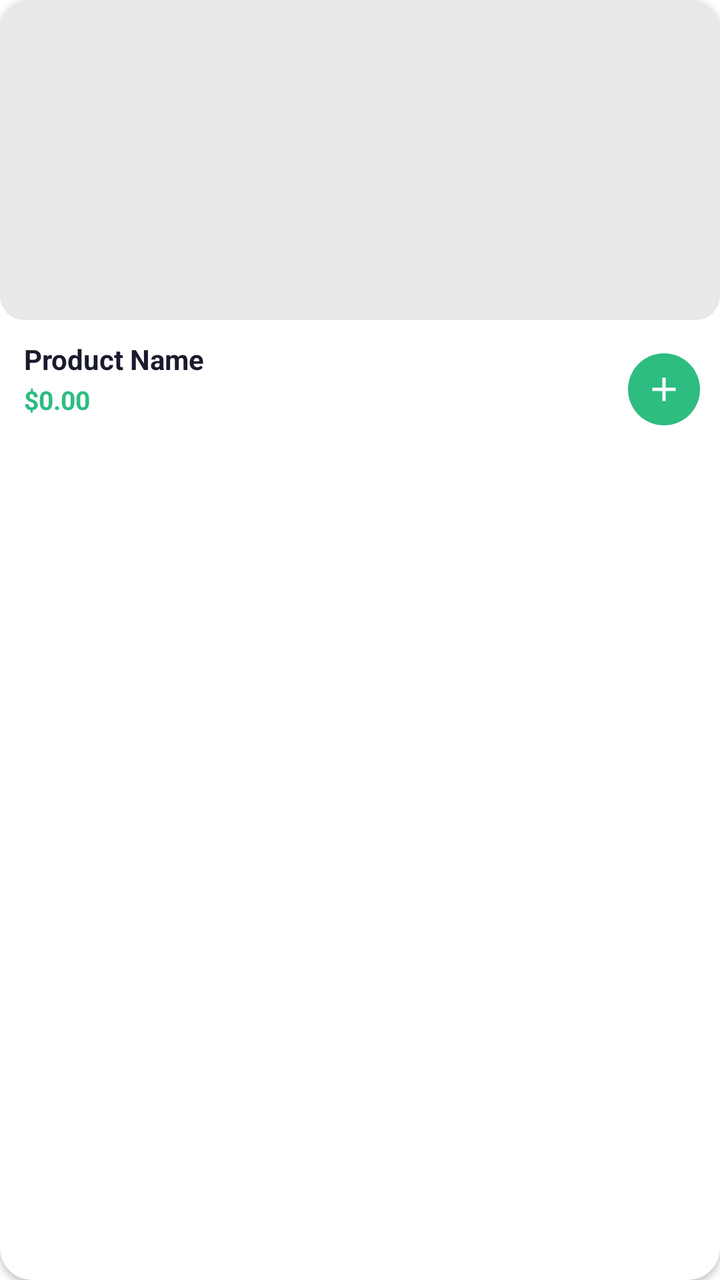
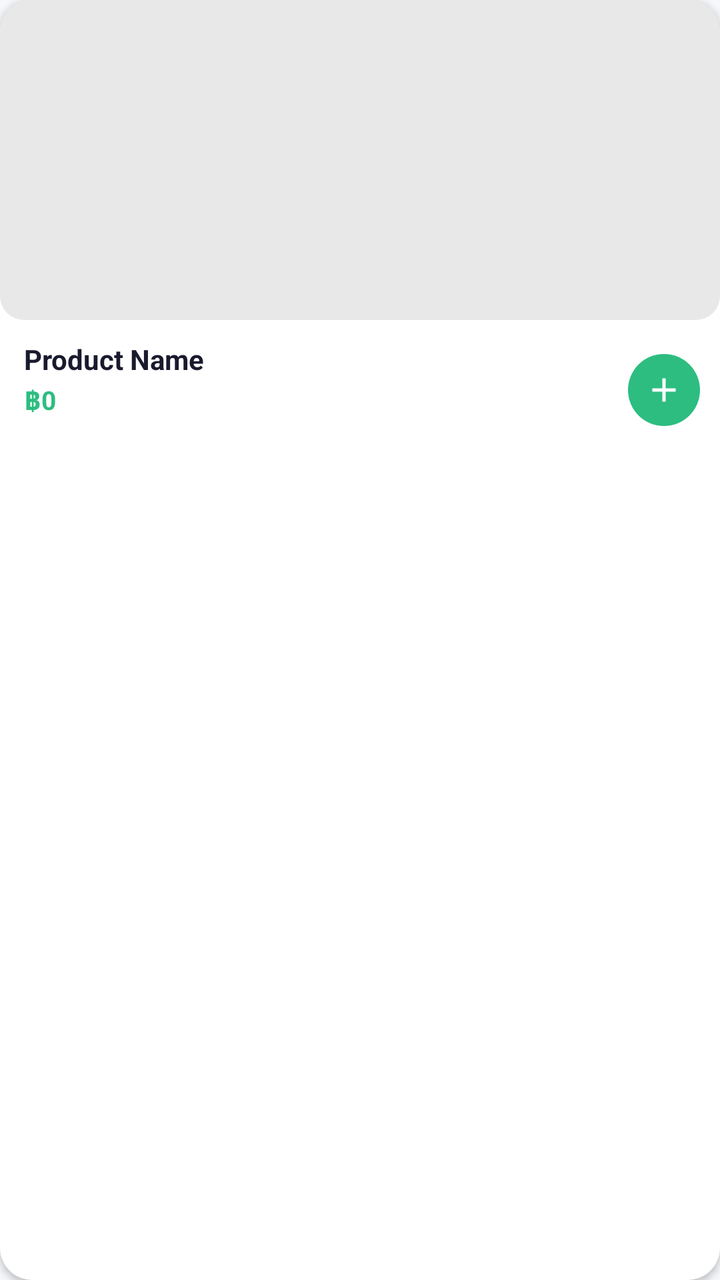

Compare the two renders of this Android layout. The source of the first and the diff that turns it into the second are given below.
<!-- AndroidManifest.xml: application theme Theme.POS -->
<!-- res/layout/item_product.xml -->
<?xml version="1.0" encoding="utf-8"?>
<androidx.cardview.widget.CardView
    xmlns:android="http://schemas.android.com/apk/res/android"
    xmlns:app="http://schemas.android.com/apk/res-auto"
    android:layout_width="match_parent"
    android:layout_height="wrap_content"
    android:layout_margin="6dp"
    app:cardBackgroundColor="@android:color/white"
    app:cardCornerRadius="16dp"
    app:cardElevation="2dp">

    <androidx.constraintlayout.widget.ConstraintLayout
        android:layout_width="match_parent"
        android:layout_height="wrap_content">

        
        <ImageView
            android:id="@+id/ivProduct"
            android:layout_width="0dp"
            android:layout_height="160dp"
            android:scaleType="centerCrop"
            android:background="@drawable/bg_product_placeholder"
            app:layout_constraintTop_toTopOf="parent"
            app:layout_constraintStart_toStartOf="parent"
            app:layout_constraintEnd_toEndOf="parent" />

        
        <TextView
            android:id="@+id/tvProductName"
            android:layout_width="0dp"
            android:layout_height="wrap_content"
            android:layout_marginStart="12dp"
            android:layout_marginEnd="40dp"
            android:layout_marginTop="10dp"
            android:text="Product Name"
            android:textColor="@color/text_title"
            android:textSize="14sp"
            android:textStyle="bold"
            android:maxLines="1"
            android:ellipsize="end"
            app:layout_constraintTop_toBottomOf="@id/ivProduct"
            app:layout_constraintStart_toStartOf="parent"
            app:layout_constraintEnd_toEndOf="parent" />

        <TextView
            android:id="@+id/tvProductPrice"
            android:layout_width="wrap_content"
            android:layout_height="wrap_content"
            android:layout_marginStart="12dp"
            android:layout_marginTop="2dp"
            android:layout_marginBottom="14dp"
            android:text="$0.00"
            android:textColor="@color/green_price"
            android:textSize="13sp"
            android:textStyle="bold"
            app:layout_constraintTop_toBottomOf="@id/tvProductName"
            app:layout_constraintStart_toStartOf="parent"
            app:layout_constraintBottom_toBottomOf="parent" />

        
        <ImageView
            android:id="@+id/btnAdd"
            android:layout_width="36dp"
            android:layout_height="36dp"
            android:layout_marginEnd="10dp"
            android:layout_marginBottom="10dp"
            android:background="@drawable/bg_circle_green"
            android:src="@drawable/ic_add"
            android:padding="8dp"
            android:clickable="true"
            android:focusable="true"
            app:layout_constraintBottom_toBottomOf="parent"
            app:layout_constraintEnd_toEndOf="parent" />

    </androidx.constraintlayout.widget.ConstraintLayout>
</androidx.cardview.widget.CardView>
<!-- resources referenced by this layout -->
<resources>
  <color name="green_price">#2DBD81</color>
  <color name="text_title">#1A1A2E</color>
  <!-- drawable bg_circle_green (drawable) -->
  <?xml version="1.0" encoding="utf-8"?>
  <shape xmlns:android="http://schemas.android.com/apk/res/android"
      android:shape="oval">
      <solid android:color="@color/green_primary" />
  </shape>
  <!-- drawable bg_product_placeholder (drawable) -->
  <?xml version="1.0" encoding="utf-8"?>
  <shape xmlns:android="http://schemas.android.com/apk/res/android"
      android:shape="rectangle">
      <solid android:color="#E8E8E8" />
      <corners android:radius="12dp" />
  </shape>
  <!-- drawable ic_add (drawable) -->
  <?xml version="1.0" encoding="utf-8"?>
  <vector xmlns:android="http://schemas.android.com/apk/res/android"
      android:width="24dp"
      android:height="24dp"
      android:viewportWidth="24"
      android:viewportHeight="24">
      <path
          android:fillColor="#FFFFFF"
          android:pathData="M19,13H13v6h-2v-6H5v-2h6V5h2v6h6v2z" />
  </vector>
  <style name="Theme.POS" parent="Theme.MaterialComponents.DayNight.DarkActionBar">
          
          <item name="colorPrimary">@color/purple_500</item>
          <item name="colorPrimaryVariant">@color/purple_700</item>
          <item name="colorOnPrimary">@color/white</item>
          
          <item name="colorSecondary">@color/teal_200</item>
          <item name="colorSecondaryVariant">@color/teal_700</item>
          <item name="colorOnSecondary">@color/black</item>
          
          <item name="android:statusBarColor">?attr/colorPrimaryVariant</item>
          
      </style>
  <color name="green_primary">#2DBD81</color>
  <color name="purple_500">#FF6200EE</color>
  <color name="purple_700">#FF3700B3</color>
  <color name="white">#FFFFFFFF</color>
  <color name="teal_200">#FF03DAC5</color>
  <color name="teal_700">#FF018786</color>
  <color name="black">#FF000000</color>
</resources>

<!-- the commit's change to res/layout/item_product.xml (unified diff, before → after) -->
@@ -49,7 +49,7 @@
             android:layout_marginStart="12dp"
             android:layout_marginTop="2dp"
             android:layout_marginBottom="14dp"
-            android:text="$0.00"
+                android:text="฿0"
             android:textColor="@color/green_price"
             android:textSize="13sp"
             android:textStyle="bold"
<!-- resource entries referenced after the edit -->
@@ -26,25 +26,24 @@
           android:fillColor="#FFFFFF"
           android:pathData="M19,13H13v6h-2v-6H5v-2h6V5h2v6h6v2z" />
   </vector>
-  <style name="Theme.POS" parent="Theme.MaterialComponents.DayNight.DarkActionBar">
+  <style name="Theme.POS" parent="Theme.MaterialComponents.DayNight.NoActionBar">
           
-          <item name="colorPrimary">@color/purple_500</item>
-          <item name="colorPrimaryVariant">@color/purple_700</item>
+          <item name="colorPrimary">@color/green_primary</item>
+          <item name="colorPrimaryVariant">@color/green_dark</item>
           <item name="colorOnPrimary">@color/white</item>
           
-          <item name="colorSecondary">@color/teal_200</item>
-          <item name="colorSecondaryVariant">@color/teal_700</item>
-          <item name="colorOnSecondary">@color/black</item>
+          <item name="colorSecondary">@color/blue_primary</item>
+          <item name="colorSecondaryVariant">@color/blue_primary</item>
+          <item name="colorOnSecondary">@color/white</item>
           
-          <item name="android:statusBarColor">?attr/colorPrimaryVariant</item>
-          
+          <item name="android:statusBarColor">@color/green_dark</item>
+          <item name="android:windowLightStatusBar" tools:targetApi="23">false</item>
+          <item name="android:windowBackground">@color/bg_screen</item>
       </style>
   <color name="green_primary">#2DBD81</color>
-  <color name="purple_500">#FF6200EE</color>
-  <color name="purple_700">#FF3700B3</color>
+  <color name="green_dark">#1FA86E</color>
   <color name="white">#FFFFFFFF</color>
-  <color name="teal_200">#FF03DAC5</color>
-  <color name="teal_700">#FF018786</color>
-  <color name="black">#FF000000</color>
+  <color name="blue_primary">#4B85E0</color>
+  <color name="bg_screen">#F5F7FB</color>
 </resources>
 
